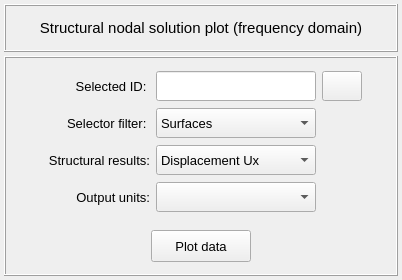
First picture: the form in vibra/interface/data/ui_files/plots/structural/structural_nodal_solution_2d_plot_frequency_inputs.ui, repository MOPT-UFSC/VIBRA, before the edit.
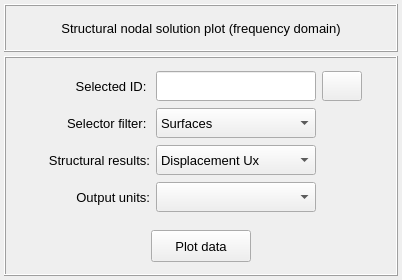
Second picture: the form after the edit. Icons and pictures are not drawn.

Patch:
```diff
--- a/vibra/interface/data/ui_files/plots/structural/structural_nodal_solution_2d_plot_frequency_inputs.ui
+++ b/vibra/interface/data/ui_files/plots/structural/structural_nodal_solution_2d_plot_frequency_inputs.ui
@@ -96,8 +96,8 @@
         </property>
         <property name="font">
          <font>
-          <family>MS Shell Dlg 2</family>
-          <pointsize>11</pointsize>
+          <family>Segoe UI</family>
+          <pointsize>10</pointsize>
           <italic>false</italic>
           <bold>false</bold>
          </font>
```
